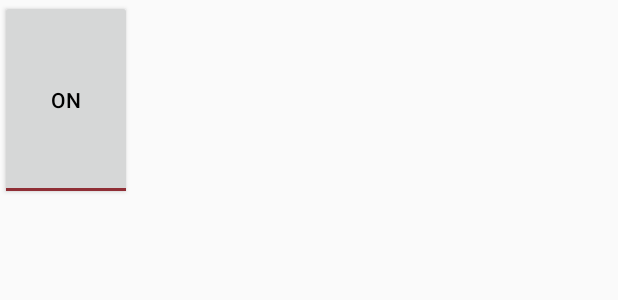
After one commit to ilmirashaim/popovakazakovaMobileTextbook, an Android app: the layout button_role_dialog.xml on its own in the app's theme, with its tools: preview values and no code run, on a phone screen of 412 x 824 dp. The commit adds this screen. Shown: the top 300 px of the screen. Run offline under Robolectric (Android 15) with nearby library versions, the phone set to English and light mode, and no system bars.

Commit message:
role buttons are inflated from xml layout

```diff
--- /dev/null
+++ b/app/src/main/res/layout/button_role_dialog.xml
@@ -0,0 +1,6 @@
+<?xml version="1.0" encoding="utf-8"?>
+<ToggleButton
+    android:layout_height="60pt"
+    android:layout_width="wrap_content"
+    android:checked="true"
+    xmlns:android="http://schemas.android.com/apk/res/android" />
```
Also changed, not shown: app/src/main/java/lim/one/popovakazakova/DialogActivity.java (+3 -11 lines), app/src/main/res/drawable/play_button.xml (deleted, +0 -11 lines), app/src/main/res/drawable/play_button_pause.png (deleted), app/src/main/res/drawable/play_button_play.png (deleted).
